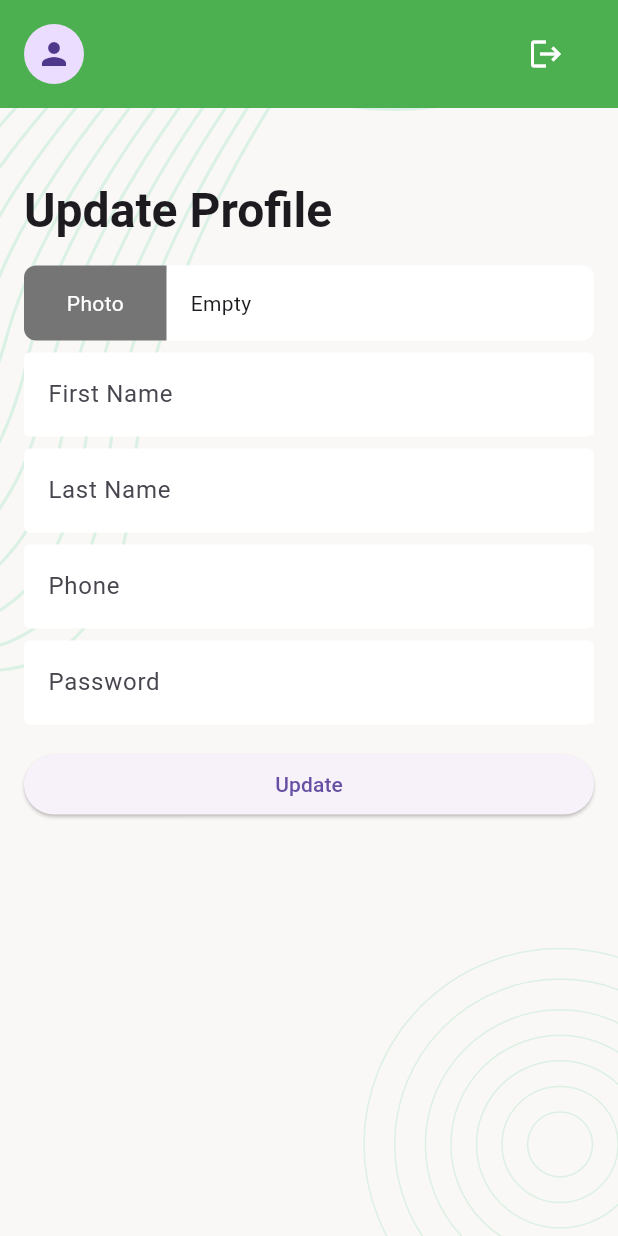
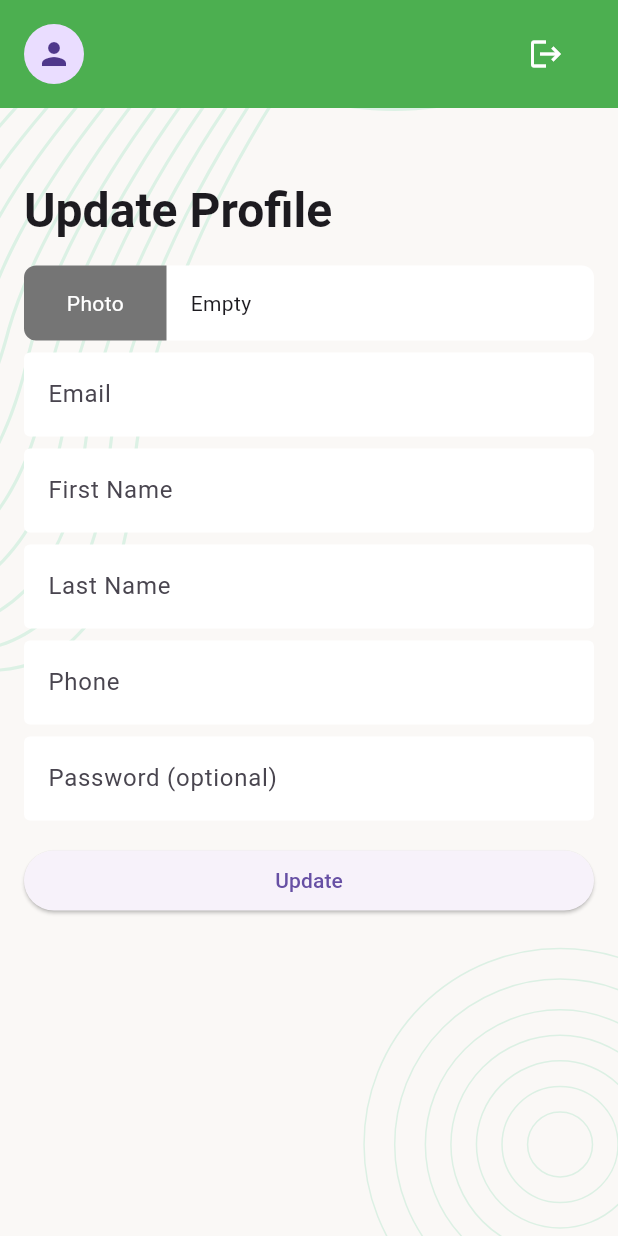
Before and after one commit to HafizSp/Task-manager, a Flutter app: the EditProfileScreen screen opened directly, on a phone screen of 412 x 824 dp. Run offline on Flutter 3.47's test engine with Material 3 defaults, Android fonts, the phone set to English and light mode, and no system bars; our stand-ins replace flutter_svg, pin_code_fields, shared_preferences; accounts and stored records are empty.

Commit message:
updated error

```diff
--- a/lib/data/network/network_caller.dart
+++ b/lib/data/network/network_caller.dart
@@ -69,6 +69,7 @@ class NetworkCaller {
           'token': AuthController.token.toString(),
         },
       );
+      log(AuthController.token.toString());
       log(response.body.toString());
       log(response.headers.toString());
       log(response.statusCode.toString());
--- a/lib/data/utility/urls.dart
+++ b/lib/data/utility/urls.dart
@@ -5,6 +5,8 @@ class Urls {
   static const String registration = "$_baseUrl/registration";
   static const String login = "$_baseUrl/login";
   static const String createTask = "$_baseUrl/createTask";
+
+  static const String updateProfile = "$_baseUrl/profileUpdate";
 
   static String getNewTasks =
       "$_baseUrl/listTaskByStatus/${TaskStatus.New.name}";
@@ -22,4 +24,6 @@ class Urls {
 
   static String updateTaskStatus(String taskId, String status) =>
       "$_baseUrl/updateTaskStatus/$taskId/$status";
+
+  static String deleteTask(String taskId) => "$_baseUrl/deleteTask/$taskId";
 }
--- a/lib/ui/screens/edit_profile_screen.dart
+++ b/lib/ui/screens/edit_profile_screen.dart
@@ -1,6 +1,11 @@
 import 'package:flutter/material.dart';
+import 'package:task_manager/data/network/network_caller.dart';
+import 'package:task_manager/data/network/network_response.dart';
+import 'package:task_manager/ui/controllers/auth_controller.dart';
 import 'package:task_manager/ui/widgets/body_background.dart';
 import 'package:task_manager/ui/widgets/profile_summary_card.dart';
+
+import '../../data/utility/urls.dart';
 
 class EditProfileScreen extends StatefulWidget {
   const EditProfileScreen({super.key});
@@ -10,6 +15,23 @@ class EditProfileScreen extends StatefulWidget {
 }
 
 class _EditProfileScreenState extends State<EditProfileScreen> {
+  final TextEditingController _emailTEController = TextEditingController();
+  final TextEditingController _firstNameTEController = TextEditingController();
+  final TextEditingController _lastNameTEController = TextEditingController();
+  final TextEditingController _mobileTEController = TextEditingController();
+  final TextEditingController _passwordTEController = TextEditingController();
+
+  final GlobalKey<FormState> _formKey = GlobalKey<FormState>();
+
+  @override
+  void initState() {
+    super.initState();
+    _emailTEController.text = AuthController.user?.email ?? '';
+    _firstNameTEController.text = AuthController.user?.firstName ?? '';
+    _lastNameTEController.text = AuthController.user?.lastName ?? '';
+    _mobileTEController.text = AuthController.user?.mobile ?? '';
+  }
+
   @override
   Widget build(BuildContext context) {
     return Scaffold(
@@ -22,6 +44,8 @@ class _EditProfileScreenState extends State<EditProfileScreen> {
               child: SingleChildScrollView(
                 child: Padding(
                   padding: const EdgeInsets.all(16.0),
+                  child: Form(
+                    key: _formKey,
                     child: Column(
                       crossAxisAlignment: CrossAxisAlignment.start,
                       children: [
@@ -34,31 +58,48 @@ class _EditProfileScreenState extends State<EditProfileScreen> {
                         photoPickerField(),
                         const SizedBox(height: 8),
                         TextFormField(
+                          controller: _emailTEController,
+                          decoration: const InputDecoration(hintText: "Email"),
+                          validator: (String? value) {
+                            if (value?.trim().isEmpty ?? true) {
+                              return "Enter valid email";
+                            }
+                            return null;
+                          },
+                        ),
+                        const SizedBox(height: 8),
+                        TextFormField(
+                          controller: _firstNameTEController,
                           decoration:
                               const InputDecoration(hintText: "First Name"),
                         ),
                         const SizedBox(height: 8),
                         TextFormField(
+                          controller: _lastNameTEController,
                           decoration:
                               const InputDecoration(hintText: "Last Name"),
                         ),
                         const SizedBox(height: 8),
                         TextFormField(
+                          controller: _mobileTEController,
                           decoration: const InputDecoration(hintText: "Phone"),
                         ),
                         const SizedBox(height: 8),
                         TextFormField(
-                        decoration: const InputDecoration(hintText: "Password"),
+                          controller: _passwordTEController,
+                          decoration: const InputDecoration(
+                              hintText: "Password (optional)"),
                         ),
                         const SizedBox(height: 16),
                         SizedBox(
                           width: double.infinity,
                           child: ElevatedButton(
-                          onPressed: () {},
+                            onPressed: updateProfile,
                             child: const Text("Update"),
                           ),
                         )
                       ],
+                    ),
                   ),
                 ),
               ),
@@ -99,11 +140,19 @@ class _EditProfileScreenState extends State<EditProfileScreen> {
             flex: 3,
             child: Container(
               padding: const EdgeInsets.only(left: 16),
-              child: Text("Empty"),
+              child: const Text("Empty"),
             ),
           ),
         ],
       ),
     );
   }
+
+  Future<void> updateProfile() async {
+    if (!_formKey.currentState!.validate()) {
+      return;
     }
+    final NetworkResponse response =
+        await NetworkCaller().postRequest(Urls.updateProfile);
+  }
+}
```
Also changed, not shown: lib/ui/widgets/task_item_card.dart (+15 -1 lines). Lines whose indentation alone changed are shown as unchanged.
